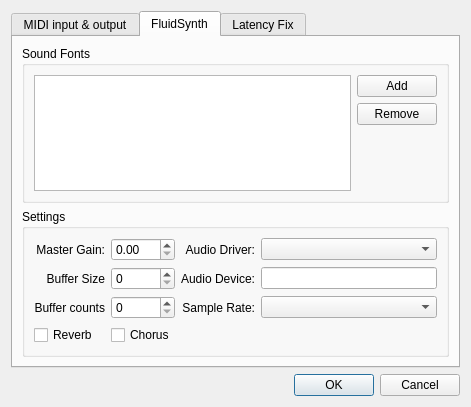
Above: src/GuiMidiSetupDialog.ui from pianobooster/PianoBooster before the change. Below: the same form after it.
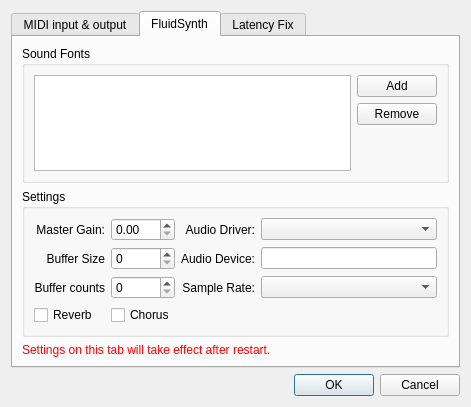
That is the form after the change.

Commit message: message in setting FluidSynth

```diff
--- a/src/GuiMidiSetupDialog.ui
+++ b/src/GuiMidiSetupDialog.ui
@@ -293,6 +293,50 @@
          </layout>
         </widget>
        </item>
+       <item>
+        <widget class="QLabel" name="label_5">
+         <property name="palette">
+          <palette>
+           <active>
+            <colorrole role="WindowText">
+             <brush brushstyle="SolidPattern">
+              <color alpha="255">
+               <red>255</red>
+               <green>0</green>
+               <blue>0</blue>
+              </color>
+             </brush>
+            </colorrole>
+           </active>
+           <inactive>
+            <colorrole role="WindowText">
+             <brush brushstyle="SolidPattern">
+              <color alpha="255">
+               <red>255</red>
+               <green>0</green>
+               <blue>0</blue>
+              </color>
+             </brush>
+            </colorrole>
+           </inactive>
+           <disabled>
+            <colorrole role="WindowText">
+             <brush brushstyle="SolidPattern">
+              <color alpha="255">
+               <red>160</red>
+               <green>162</green>
+               <blue>162</blue>
+              </color>
+             </brush>
+            </colorrole>
+           </disabled>
+          </palette>
+         </property>
+         <property name="text">
+          <string>Settings on this tab will take effect after restart.</string>
+         </property>
+        </widget>
+       </item>
       </layout>
      </widget>
      <widget class="QWidget" name="tab_3">
```
